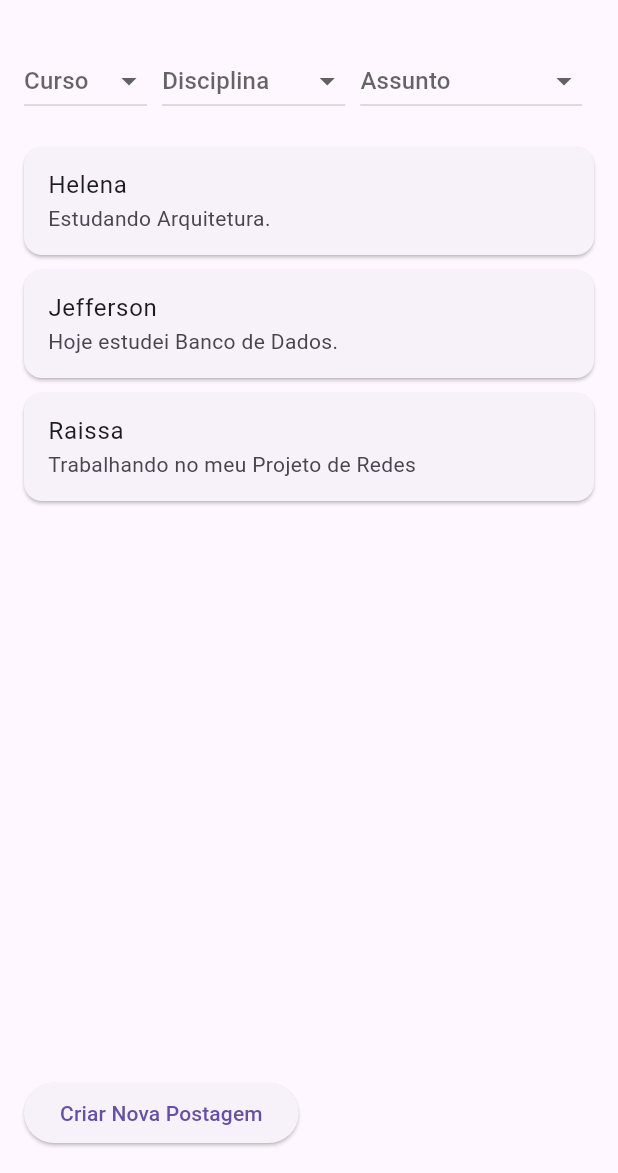
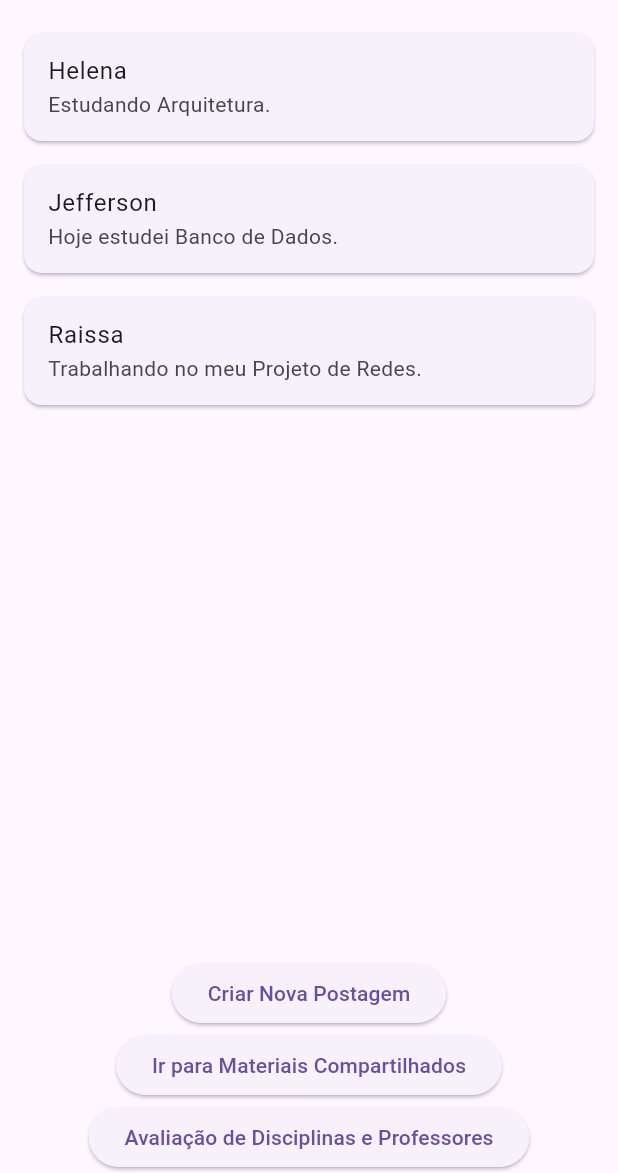
Before and after one commit to flzvians/campus-link, a Flutter app: the screen it shows after launch, on a phone screen of 412 x 824 dp, the part 63-1236 px from its top. Run offline on Flutter 3.47's test engine with Material 3 defaults, Android fonts, the phone set to English and light mode, and no system bars.

Commit message:
adiciona telas de materiais compartilhados; avaliações e feedbacks

```diff
--- a/lib/main.dart
+++ b/lib/main.dart
@@ -10,40 +10,17 @@ class MyApp extends StatelessWidget {
   @override
   Widget build(BuildContext context) {
     return MaterialApp(
-      title: 'Feed de Posts',
+      title: 'Central de Comunicação',
       theme: ThemeData(
         primarySwatch: Colors.blue,
       ),
-      home: const FeedScreen(),
+      home: const HomeScreen(),
     );
   }
 }
 
-class FeedScreen extends StatefulWidget {
-  const FeedScreen({super.key});
-
-  @override
-  // ignore: library_private_types_in_public_api
-  _FeedScreenState createState() => _FeedScreenState();
-}
-
-class _FeedScreenState extends State<FeedScreen> {
-  // List of sample posts
-  final List<Post> posts = [
-    Post(author: 'Helena', text: 'Estudando Arquitetura.'),
-    Post(author: 'Jefferson', text: 'Hoje estudei Banco de Dados.'),
-    Post(author: 'Raissa', text: 'Trabalhando no meu Projeto de Redes'),
-  ];
-
-  // Variables for filters
-  String? selectedCourse;
-  String? selectedSubject;
-  String? selectedTopic;
-
-  // Options for the filters
-  final List<String> courses = ['Curso A', 'Curso B', 'Curso C'];
-  final List<String> subjects = ['Calculo', 'Programação', 'Física'];
-  final List<String> topics = ['Arquitetura', 'Banco de Dados', 'Projeto de Redes'];
+class HomeScreen extends StatelessWidget {
+  const HomeScreen({super.key});
 
   @override
   Widget build(BuildContext context) {
@@ -51,86 +28,19 @@ class _FeedScreenState extends State<FeedScreen> {
       appBar: AppBar(
         title: const Text('Feed de Posts'),
       ),
-      body: Padding(
-        padding: const EdgeInsets.all(16.0),
-        child: Column(
-          crossAxisAlignment: CrossAxisAlignment.start,
+      body: Column(
         children: [
-            // Filtros
-            Row(
-              children: [
-                DropdownButton<String>(
-                  hint: const Text('Curso'),
-                  value: selectedCourse,
-                  onChanged: (newValue) {
-                    setState(() {
-                      selectedCourse = newValue;
-                    });
-                  },
-                  items: courses.map((course) {
-                    return DropdownMenuItem<String>(
-                      value: course,
-                      child: Text(course),
-                    );
-                  }).toList(),
-                ),
-                const SizedBox(width: 10),
-                DropdownButton<String>(
-                  hint: const Text('Disciplina'),
-                  value: selectedSubject,
-                  onChanged: (newValue) {
-                    setState(() {
-                      selectedSubject = newValue;
-                    });
-                  },
-                  items: subjects.map((subject) {
-                    return DropdownMenuItem<String>(
-                      value: subject,
-                      child: Text(subject),
-                    );
-                  }).toList(),
-                ),
-                const SizedBox(width: 10),
-                DropdownButton<String>(
-                  hint: const Text('Assunto'),
-                  value: selectedTopic,
-                  onChanged: (newValue) {
-                    setState(() {
-                      selectedTopic = newValue;
-                    });
-                  },
-                  items: topics.map((topic) {
-                    return DropdownMenuItem<String>(
-                      value: topic,
-                      child: Text(topic),
-                    );
-                  }).toList(),
-                ),
+          Expanded(
+            child: ListView(
+              children: const [
+                PostCard(author: 'Helena', text: 'Estudando Arquitetura.'),
+                PostCard(author: 'Jefferson', text: 'Hoje estudei Banco de Dados.'),
+                PostCard(author: 'Raissa', text: 'Trabalhando no meu Projeto de Redes.'),
               ],
             ),
-            const SizedBox(height: 20),
-
-            // Lista de Posts
-            Expanded(
-              child: ListView.builder(
-                itemCount: posts.length,
-                itemBuilder: (context, index) {
-                  final post = posts[index];
-                  return Card(
-                    margin: const EdgeInsets.only(bottom: 10),
-                    child: ListTile(
-                      title: Text(post.author),
-                      subtitle: Text(post.text),
           ),
-                  );
-                },
-              ),
-            ),
-
-            // Botão para criar nova postagem
           ElevatedButton(
             onPressed: () {
-                // Navegar para a tela de criação de post (por exemplo)
               Navigator.push(
                 context,
                 MaterialPageRoute(builder: (context) => const CreatePostScreen()),
@@ -138,18 +48,50 @@ class _FeedScreenState extends State<FeedScreen> {
             },
             child: const Text('Criar Nova Postagem'),
           ),
+          ElevatedButton(
+            onPressed: () {
+              Navigator.push(
+                context,
+                MaterialPageRoute(
+                  builder: (context) => const MateriaisCompartilhadosScreen(),
+                ),
+              );
+            },
+            child: const Text('Ir para Materiais Compartilhados'),
+          ),
+          ElevatedButton(
+            onPressed: () {
+              Navigator.push(
+                context,
+                MaterialPageRoute(
+                  builder: (context) => const AvaliacaoScreen(),
+                ),
+              );
+            },
+            child: const Text('Avaliação de Disciplinas e Professores'),
+          ),
         ],
-        ),
       ),
     );
   }
 }
 
-class Post {
+class PostCard extends StatelessWidget {
   final String author;
   final String text;
 
-  Post({required this.author, required this.text});
+  const PostCard({required this.author, required this.text, super.key});
+
+  @override
+  Widget build(BuildContext context) {
+    return Card(
+      margin: const EdgeInsets.symmetric(vertical: 8, horizontal: 16),
+      child: ListTile(
+        title: Text(author),
+        subtitle: Text(text),
+      ),
+    );
+  }
 }
 
 class CreatePostScreen extends StatelessWidget {
@@ -174,8 +116,7 @@ class CreatePostScreen extends StatelessWidget {
             const SizedBox(height: 20),
             ElevatedButton(
               onPressed: () {
-                // Lógica para salvar a nova postagem
-                Navigator.pop(context);
+                Navigator.pop(context);  // Volta para a tela anterior
               },
               child: const Text('Salvar Postagem'),
             ),
@@ -185,3 +126,163 @@ class CreatePostScreen extends StatelessWidget {
     );
   }
 }
+
+class MateriaisCompartilhadosScreen extends StatelessWidget {
+  const MateriaisCompartilhadosScreen({super.key});
+
+  @override
+  Widget build(BuildContext context) {
+    return Scaffold(
+      appBar: AppBar(
+        title: const Text('Materiais Compartilhados'),
+      ),
+      body: Padding(
+        padding: const EdgeInsets.all(16.0),
+        child: Column(
+          crossAxisAlignment: CrossAxisAlignment.stretch,
+          children: <Widget>[
+            ElevatedButton(
+              onPressed: () {
+                // Ação para upload de arquivos
+              },
+              child: const Text('Upload de Arquivos'),
+            ),
+            const SizedBox(height: 20),
+            const Text(
+              'Categorias',
+              style: TextStyle(fontSize: 18, fontWeight: FontWeight.bold),
+            ),
+            const SizedBox(height: 10),
+            CategoriaItem(nome: 'Provas'),
+            CategoriaItem(nome: 'Resumos'),
+            CategoriaItem(nome: 'Livros'),
+          ],
+        ),
+      ),
+    );
+  }
+}
+
+class CategoriaItem extends StatelessWidget {
+  final String nome;
+
+  const CategoriaItem({required this.nome, super.key});
+
+  @override
+  Widget build(BuildContext context) {
+    return Card(
+      margin: const EdgeInsets.symmetric(vertical: 8),
+      child: Padding(
+        padding: const EdgeInsets.all(16.0),
+        child: Text(
+          nome,
+          style: const TextStyle(fontSize: 16),
+        ),
+      ),
+    );
+  }
+}
+
+class AvaliacaoScreen extends StatefulWidget {
+  const AvaliacaoScreen({super.key});
+
+  @override
+  _AvaliacaoScreenState createState() => _AvaliacaoScreenState();
+}
+
+class _AvaliacaoScreenState extends State<AvaliacaoScreen> {
+  String? selectedOption;
+
+  @override
+  Widget build(BuildContext context) {
+    return Scaffold(
+      appBar: AppBar(
+        title: const Text('Avaliação de Disciplinas e Professores'),
+      ),
+      body: Padding(
+        padding: const EdgeInsets.all(16.0),
+        child: Column(
+          crossAxisAlignment: CrossAxisAlignment.stretch,
+          children: [
+            const Text(
+              'Selecione a disciplina/professor',
+              style: TextStyle(fontSize: 18, fontWeight: FontWeight.bold),
+            ),
+            const SizedBox(height: 10),
+            DropdownButton<String>(
+              value: selectedOption,
+              items: const [
+                DropdownMenuItem(value: 'Disciplina 1', child: Text('Disciplina 1')),
+                DropdownMenuItem(value: 'Disciplina 2', child: Text('Disciplina 2')),
+                DropdownMenuItem(value: 'Professor 1', child: Text('Professor 1')),
+                DropdownMenuItem(value: 'Professor 2', child: Text('Professor 2')),
+              ],
+              onChanged: (value) {
+                setState(() {
+                  selectedOption = value;
+                });
+              },
+              hint: const Text('Selecione uma opção'),
+            ),
+            const SizedBox(height: 20),
+            const Text(
+              'Sistema de Avaliação',
+              style: TextStyle(fontSize: 18, fontWeight: FontWeight.bold),
+            ),
+            const SizedBox(height: 10),
+            const RatingBar(),
+            const SizedBox(height: 20),
+            const Text(
+              'Avaliações existentes',
+              style: TextStyle(fontSize: 18, fontWeight: FontWeight.bold),
+            ),
+            const SizedBox(height: 10),
+            Expanded(
+              child: ListView(
+                children: const [
+                  FeedbackCard(author: 'Aluno A', text: 'Ótima disciplina!'),
+                  FeedbackCard(author: 'Aluno B', text: 'Professor muito bom.'),
+                ],
+              ),
+            ),
+          ],
+        ),
+      ),
+    );
+  }
+}
+
+class FeedbackCard extends StatelessWidget {
+  final String author;
+  final String text;
+
+  const FeedbackCard({required this.author, required this.text, super.key});
+
+  @override
+  Widget build(BuildContext context) {
+    return Card(
+      margin: const EdgeInsets.symmetric(vertical: 8, horizontal: 16),
+      child: ListTile(
+        title: Text(author),
+        subtitle: Text(text),
+      ),
+    );
+  }
+}
+
+class RatingBar extends StatelessWidget {
+  const RatingBar({super.key});
+
+  @override
+  Widget build(BuildContext context) {
+    return Row(
+      mainAxisAlignment: MainAxisAlignment.center,
+      children: List.generate(5, (index) {
+        return Icon(
+          Icons.star,
+          color: Colors.amber,
+        );
+      }),
+    );
+  }
+}
```
Also changed, not shown: lib/materias_compartilhados.dart (added). Lines whose indentation alone changed are shown as unchanged.
